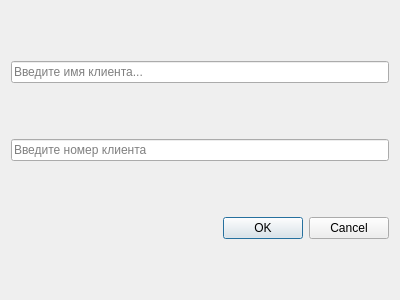
Old version of the form add_client_window.ui in the repository joparino/AccountingSystem.
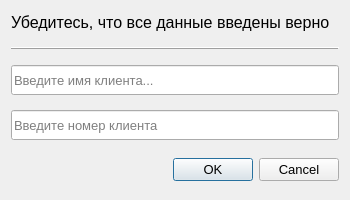
New version of the form. Icons and pictures are not drawn.

```diff
--- a/add_client_window.ui
+++ b/add_client_window.ui
@@ -6,16 +6,57 @@
    <rect>
     <x>0</x>
     <y>0</y>
-    <width>400</width>
-    <height>300</height>
+    <width>350</width>
+    <height>200</height>
    </rect>
   </property>
   <property name="windowTitle">
    <string>Dialog</string>
   </property>
   <layout class="QGridLayout" name="gridLayout">
-   <item row="2" column="0">
+   <property name="topMargin">
+    <number>4</number>
+   </property>
+   <property name="bottomMargin">
+    <number>4</number>
+   </property>
+   <property name="verticalSpacing">
+    <number>6</number>
+   </property>
+   <item row="3" column="0">
+    <widget class="QLineEdit" name="lineNumber">
+     <property name="minimumSize">
+      <size>
+       <width>0</width>
+       <height>30</height>
+      </size>
+     </property>
+     <property name="font">
+      <font>
+       <pointsize>10</pointsize>
+      </font>
+     </property>
+     <property name="maxLength">
+      <number>18</number>
+     </property>
+     <property name="placeholderText">
+      <string>Введите номер клиента</string>
+     </property>
+    </widget>
+   </item>
+   <item row="5" column="0">
     <widget class="QDialogButtonBox" name="buttonBox">
+     <property name="minimumSize">
+      <size>
+       <width>0</width>
+       <height>30</height>
+      </size>
+     </property>
+     <property name="font">
+      <font>
+       <pointsize>10</pointsize>
+      </font>
+     </property>
      <property name="orientation">
       <enum>Qt::Horizontal</enum>
      </property>
@@ -24,30 +65,57 @@
      </property>
     </widget>
    </item>
-   <item row="0" column="0">
-    <layout class="QVBoxLayout" name="verticalLayout">
-     <item>
-      <widget class="QLineEdit" name="lineName">
-       <property name="placeholderText">
-        <string>Введите имя клиента...</string>
-       </property>
-      </widget>
-     </item>
-    </layout>
-   </item>
    <item row="1" column="0">
-    <layout class="QVBoxLayout" name="verticalLayout_2">
-     <item>
-      <widget class="QLineEdit" name="lineNumber">
-       <property name="maxLength">
-        <number>15</number>
-       </property>
-       <property name="placeholderText">
-        <string>Введите номер клиента</string>
-       </property>
-      </widget>
-     </item>
-    </layout>
+    <widget class="Line" name="line">
+     <property name="frameShadow">
+      <enum>QFrame::Raised</enum>
+     </property>
+     <property name="orientation">
+      <enum>Qt::Horizontal</enum>
+     </property>
+    </widget>
+   </item>
+   <item row="0" column="0">
+    <widget class="QLabel" name="label">
+     <property name="sizePolicy">
+      <sizepolicy hsizetype="Preferred" vsizetype="Fixed">
+       <horstretch>0</horstretch>
+       <verstretch>0</verstretch>
+      </sizepolicy>
+     </property>
+     <property name="font">
+      <font>
+       <pointsize>12</pointsize>
+      </font>
+     </property>
+     <property name="text">
+      <string>Убедитесь, что все данные введены верно</string>
+     </property>
+     <property name="textFormat">
+      <enum>Qt::AutoText</enum>
+     </property>
+     <property name="margin">
+      <number>0</number>
+     </property>
+    </widget>
+   </item>
+   <item row="2" column="0">
+    <widget class="QLineEdit" name="lineName">
+     <property name="minimumSize">
+      <size>
+       <width>0</width>
+       <height>30</height>
+      </size>
+     </property>
+     <property name="font">
+      <font>
+       <pointsize>10</pointsize>
+      </font>
+     </property>
+     <property name="placeholderText">
+      <string>Введите имя клиента...</string>
+     </property>
+    </widget>
    </item>
   </layout>
  </widget>
```
Left out of the diff: 14 changed lines with no effect on the pictures.
